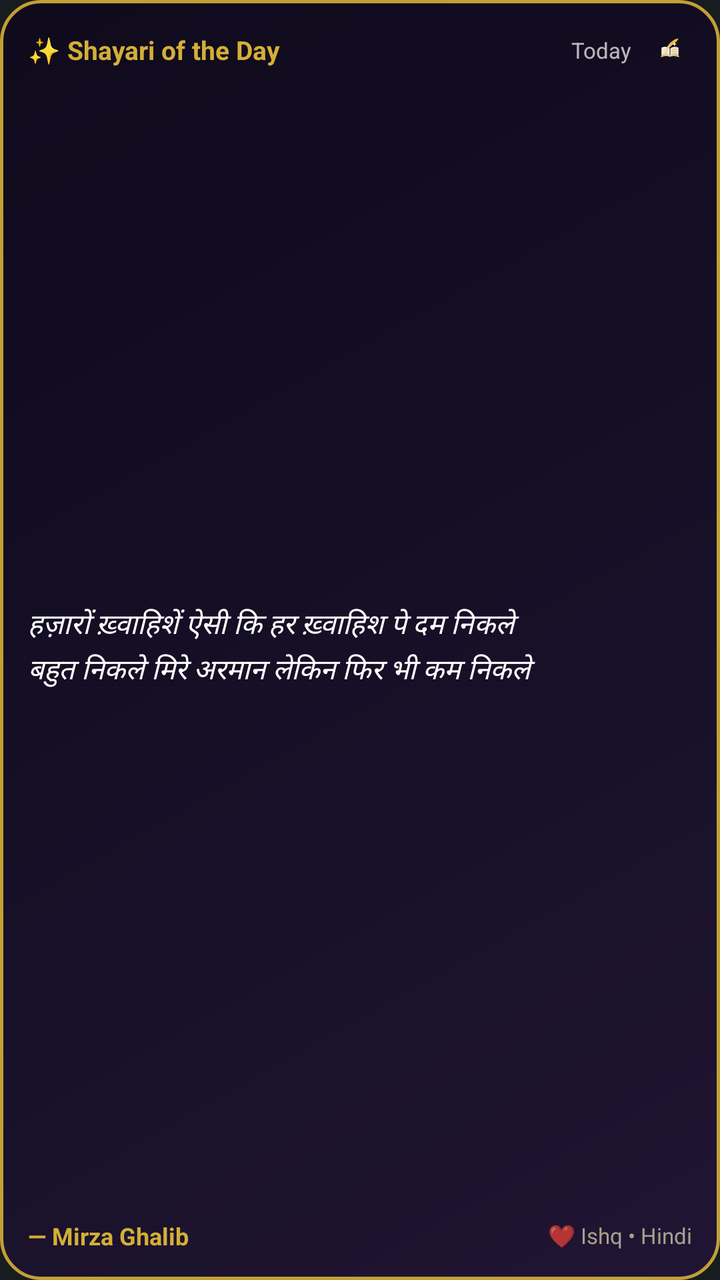
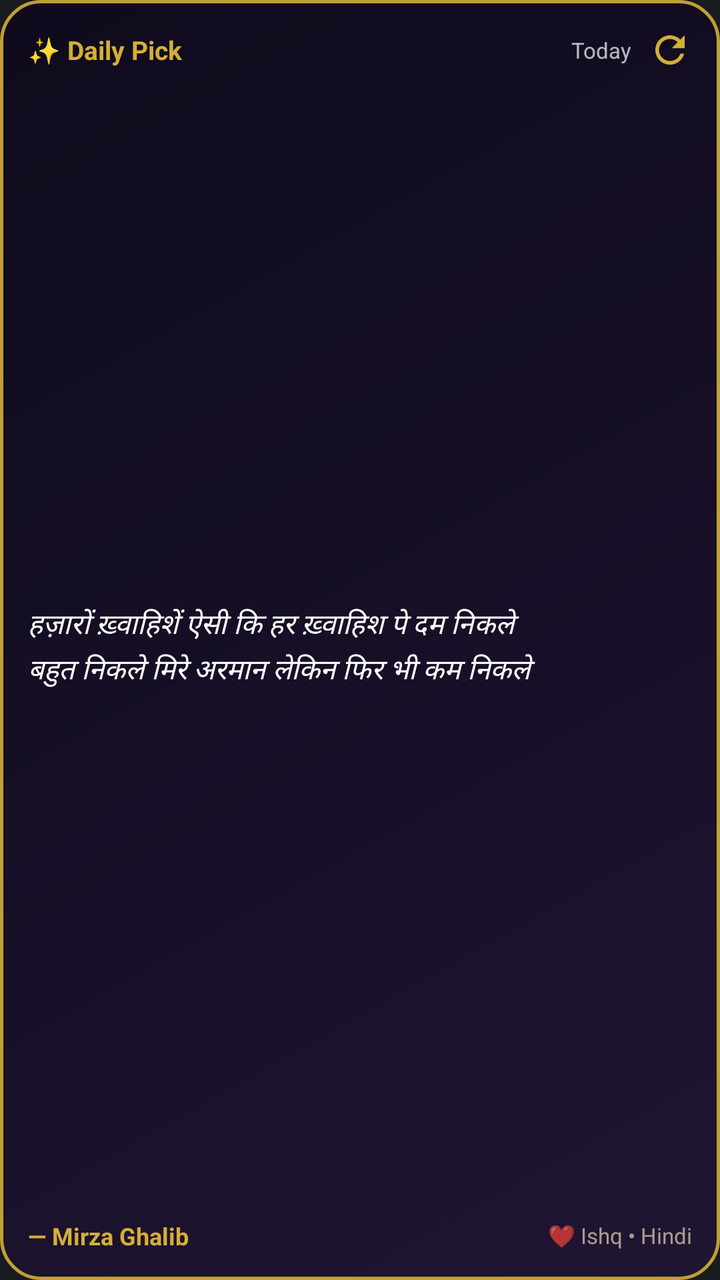

Two renders of the same Android screen: before a commit and after it. Below are the layout's source before the change and the commit's diff.
<!-- AndroidManifest.xml: application theme Theme.MyApplication -->
<!-- res/layout/widget_shayari_daily.xml -->
<?xml version="1.0" encoding="utf-8"?>
<LinearLayout xmlns:android="http://schemas.android.com/apk/res/android"
    android:id="@+id/widget_root"
    android:layout_width="match_parent"
    android:layout_height="match_parent"
    android:background="@drawable/widget_bg"
    android:orientation="vertical"
    android:padding="14dp">

    
    <LinearLayout
        android:layout_width="match_parent"
        android:layout_height="wrap_content"
        android:gravity="center_vertical"
        android:orientation="horizontal">

        <TextView
            android:id="@+id/widget_title"
            android:layout_width="0dp"
            android:layout_height="wrap_content"
            android:layout_weight="1"
            android:ellipsize="end"
            android:maxLines="1"
            android:text="✨ Shayari of the Day"
            android:textColor="#FFD4AF37"
            android:textSize="13sp"
            android:textStyle="bold" />

        <TextView
            android:id="@+id/widget_date"
            android:layout_width="wrap_content"
            android:layout_height="wrap_content"
            android:layout_marginEnd="8dp"
            android:text="Today"
            android:textColor="#B3FFFFFF"
            android:textSize="11sp" />

        <ImageView
            android:id="@+id/widget_btn_refresh"
            android:layout_width="22dp"
            android:layout_height="22dp"
            android:background="?android:attr/selectableItemBackgroundBorderless"
            android:contentDescription="Refresh Verse"
            android:src="@drawable/ic_launcher_foreground" />
    </LinearLayout>

    
    <TextView
        android:id="@+id/widget_text_lines"
        android:layout_width="match_parent"
        android:layout_height="0dp"
        android:layout_marginTop="8dp"
        android:layout_marginBottom="6dp"
        android:layout_weight="1"
        android:ellipsize="end"
        android:gravity="center_vertical"
        android:lineSpacingMultiplier="1.2"
        android:maxLines="3"
        android:text="हज़ारों ख़्वाहिशें ऐसी कि हर ख़्वाहिश पे दम निकले\nबहुत निकले मिरे अरमान लेकिन फिर भी कम निकले"
        android:textColor="#FFFFFFFF"
        android:textSize="14sp"
        android:textStyle="italic" />

    
    <LinearLayout
        android:layout_width="match_parent"
        android:layout_height="wrap_content"
        android:gravity="center_vertical"
        android:orientation="horizontal">

        <TextView
            android:id="@+id/widget_text_author"
            android:layout_width="0dp"
            android:layout_height="wrap_content"
            android:layout_weight="1"
            android:ellipsize="end"
            android:maxLines="1"
            android:text="— Mirza Ghalib"
            android:textColor="#FFD4AF37"
            android:textSize="12sp"
            android:textStyle="bold" />

        <TextView
            android:id="@+id/widget_text_tag"
            android:layout_width="wrap_content"
            android:layout_height="wrap_content"
            android:text="❤️ Ishq • Hindi"
            android:textColor="#B3E2D8B3"
            android:textSize="11sp" />
    </LinearLayout>

</LinearLayout>
<!-- resources referenced by this layout -->
<resources>
  <!-- drawable ic_launcher_foreground: vector/xml drawable (drawable, 2198 chars, omitted) -->
  <!-- drawable widget_bg (drawable) -->
  <?xml version="1.0" encoding="utf-8"?>
  <shape xmlns:android="http://schemas.android.com/apk/res/android"
      android:shape="rectangle">
      <gradient
          android:angle="135"
          android:startColor="#201533"
          android:centerColor="#160F26"
          android:endColor="#0F0A1C"
          android:type="linear" />
      <corners android:radius="20dp" />
      <stroke
          android:width="1.5dp"
          android:color="#E6D4AF37" />
      <padding
          android:bottom="14dp"
          android:left="16dp"
          android:right="16dp"
          android:top="14dp" />
  </shape>
  <style name="Theme.MyApplication" parent="android:Theme.DeviceDefault.NoActionBar" />
</resources>

<!-- the commit's change to res/layout/widget_shayari_daily.xml (unified diff, before → after) -->
@@ -21,7 +21,7 @@
             android:layout_weight="1"
             android:ellipsize="end"
             android:maxLines="1"
-            android:text="✨ Shayari of the Day"
+            android:text="@string/widget_header_title"
             android:textColor="#FFD4AF37"
             android:textSize="13sp"
             android:textStyle="bold" />
@@ -41,7 +41,7 @@
             android:layout_height="22dp"
             android:background="?android:attr/selectableItemBackgroundBorderless"
             android:contentDescription="Refresh Verse"
-            android:src="@drawable/ic_launcher_foreground" />
+            android:src="@drawable/ic_refresh" />
     </LinearLayout>
 
     
<!-- resource entries referenced after the edit -->
@@ -1,6 +1,16 @@
 <!-- resources referenced by this layout -->
 <resources>
-  <!-- drawable ic_launcher_foreground: vector/xml drawable (drawable, 2198 chars, omitted) -->
+  <!-- drawable ic_refresh (drawable) -->
+  <vector xmlns:android="http://schemas.android.com/apk/res/android"
+      android:width="24dp"
+      android:height="24dp"
+      android:viewportWidth="24"
+      android:viewportHeight="24"
+      android:tint="#FFD4AF37">
+    <path
+        android:fillColor="@android:color/white"
+        android:pathData="M17.65,6.35C16.2,4.9 14.21,4 12,4c-4.42,0 -7.99,3.58 -7.99,8s3.57,8 7.99,8c3.73,0 6.84,-2.55 7.73,-6h-2.08c-0.82,2.33 -3.04,4 -5.65,4 -3.31,0 -6,-2.69 -6,-6s2.69,-6 6,-6c1.66,0 3.14,0.69 4.22,1.78L13,11h7V4l-2.35,2.35z"/>
+  </vector>
   <!-- drawable widget_bg (drawable) -->
   <?xml version="1.0" encoding="utf-8"?>
   <shape xmlns:android="http://schemas.android.com/apk/res/android"
@@ -21,6 +31,7 @@
           android:right="16dp"
           android:top="14dp" />
   </shape>
+  <string name="widget_header_title">✨ Daily Pick</string>
   <style name="Theme.MyApplication" parent="android:Theme.DeviceDefault.NoActionBar" />
 </resources>
 
